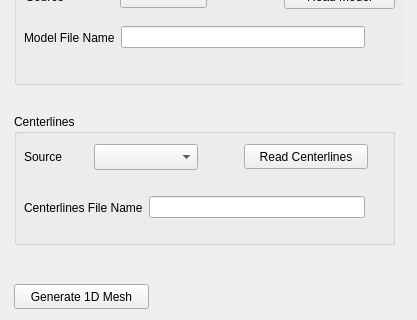
Before: the Qt Designer form Code/Source/sv4gui/Plugins/org.sv.gui.qt.simulation1d/sv4gui_SimulationView1d.ui in SimVascular/SimVascular, drawn with Qt 5; both pictures show x 0 to 417 and y 159 to 479 of the 417 by 866 pixel window.
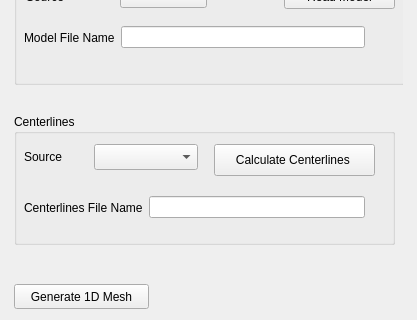
After: the same form once the commit is applied. Custom widgets are drawn as their Qt base class.

The edit to the form file:
```diff
--- a/Code/Source/sv4gui/Plugins/org.sv.gui.qt.simulation1d/sv4gui_SimulationView1d.ui
+++ b/Code/Source/sv4gui/Plugins/org.sv.gui.qt.simulation1d/sv4gui_SimulationView1d.ui
@@ -333,6 +333,19 @@
                </item>
               </layout>
              </widget>
+             <widget class="QPushButton" name="calculateCenterlinesPushButton">
+              <property name="geometry">
+               <rect>
+                <x>200</x>
+                <y>30</y>
+                <width>161</width>
+                <height>32</height>
+               </rect>
+              </property>
+              <property name="text">
+               <string>Calculate Centerlines </string>
+              </property>
+             </widget>
             </widget>
            </widget>
           </item>
```
Left out of the diff: 56 changed lines with no effect on the pictures.
